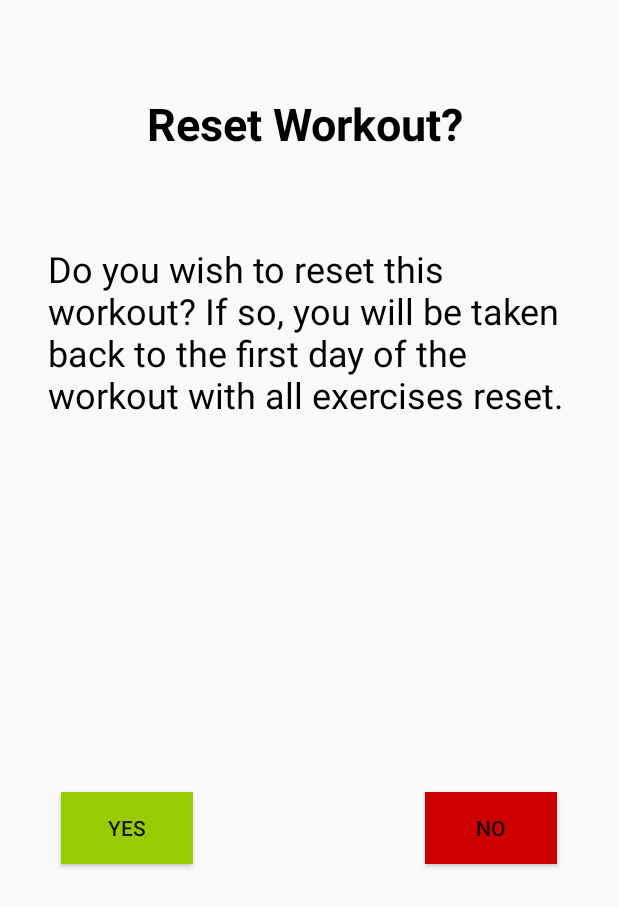
After one commit to joshrap67/LiteWeight, an Android app: the layout reset_popup.xml on its own in the app's theme, with its tools: preview values and no code run, on a phone screen of 412 x 824 dp. The commit adds this screen. Shown: the top 907 px of the screen. Run offline under Robolectric (Android 15) with nearby library versions, the phone set to English and light mode, and no system bars.

Commit message:
Reset prompts a popup now, and can reset at anytime by holding next button down

```diff
--- a/app/src/main/java/com/example/workoutmadness/CurrentWorkoutFragment.java
+++ b/app/src/main/java/com/example/workoutmadness/CurrentWorkoutFragment.java
@@ -1,5 +1,6 @@
 package com.example.workoutmadness;
 
+import android.app.AlertDialog;
 import android.content.ActivityNotFoundException;
 import android.content.Intent;
 import android.net.Uri;
@@ -50,7 +51,13 @@ public class CurrentWorkoutFragment extends Fragment {
         getCurrentWorkout();
         getCurrentDayNumber();
         if(currentDayNum!=-1){
+            String[] workoutFile = WORKOUT_FILE.split(".txt");
+            String workoutName = workoutFile[0];
+            ((MainActivity)getActivity()).updateToolbarTitle(workoutName);
             populateWorkouts();
+        }
+        else{
+            //TODO add error screen
         }
         return view;
     }
@@ -59,13 +66,11 @@ public class CurrentWorkoutFragment extends Fragment {
         /*
         Populates exercises based on the currently selected workout.
          */
-        // get the workout name and update the toolbar with the name
         exerciseModified=false;
         exercises.clear();
         arrayListIndex=0;
-        String[] workoutFile = WORKOUT_FILE.split(".txt");
-        String workoutName = workoutFile[0];
-        ((MainActivity)getActivity()).updateToolbarTitle(workoutName); // TODO move this
+        // get the workout name and update the toolbar with the name
+         // TODO move this
         BufferedReader reader = null;
         try{
             // progress through the file until the correct spot is found
@@ -149,6 +154,7 @@ public class CurrentWorkoutFragment extends Fragment {
     }
 
     public void setupButtons(){
+        // setup back button
         if(firstDay){
             backButton.setVisibility(View.INVISIBLE);
         }
@@ -169,19 +175,16 @@ public class CurrentWorkoutFragment extends Fragment {
                 }
             });
         }
-        // set up the forward button
+        // set up the forward button, make it so user can always reset if holding down button
         if(lastDay){
-            // TODO register on hold listener to this button to reset at any time
             forwardButton.setText("RESET");
             forwardButton.setOnClickListener(new View.OnClickListener() {
                 @Override
                 public void onClick(View v) {
-                    // TODO add popup before resetting
-                    table.removeAllViews();
-                    resetWorkout();
-                    populateWorkouts();
+                    resetPopup();
                 }
             });
+
         }
         else{
             forwardButton.setText("Next");
@@ -197,6 +200,13 @@ public class CurrentWorkoutFragment extends Fragment {
                     table.removeAllViews();
                     firstDay=false;
                     populateWorkouts();
+                }
+            });
+            forwardButton.setOnLongClickListener(new View.OnLongClickListener() {
+                @Override
+                public boolean onLongClick(View v) {
+                    resetPopup();
+                    return true;
                 }
             });
         }
@@ -406,7 +416,30 @@ public class CurrentWorkoutFragment extends Fragment {
         }
     }
 
-    public void setModified(boolean status){
-        modified=status;
+    public void resetPopup(){
+        AlertDialog.Builder alertDialogBuilder = new AlertDialog.Builder(getContext());
+        final AlertDialog alertDialog = alertDialogBuilder.create();
+        final View popupView = getLayoutInflater().inflate(R.layout.reset_popup, null);
+        Button confirmButton = popupView.findViewById(R.id.popupYes);
+        confirmButton.setOnClickListener(new View.OnClickListener() {
+            @Override
+            public void onClick(View v) {
+                table.removeAllViews();
+                resetWorkout();
+                populateWorkouts();
+                alertDialog.dismiss();
+            }
+        });
+        Button quitButton = popupView.findViewById(R.id.popupNo);
+
+        quitButton.setOnClickListener(new View.OnClickListener() {
+            @Override
+            public void onClick(View v) {
+                alertDialog.dismiss();
+            }
+        });
+        alertDialog.setView(popupView);
+        alertDialog.setCanceledOnTouchOutside(false);
+        alertDialog.show();
     }
 }
--- /dev/null
+++ b/app/src/main/res/layout/reset_popup.xml
@@ -0,0 +1,78 @@
+<?xml version="1.0" encoding="utf-8"?>
+<android.support.constraint.ConstraintLayout xmlns:android="http://schemas.android.com/apk/res/android"
+    xmlns:app="http://schemas.android.com/apk/res-auto"
+    xmlns:tools="http://schemas.android.com/tools"
+    android:layout_width="match_parent"
+    android:layout_height="match_parent">
+
+    <TextView
+        android:id="@+id/popupTitle"
+        android:layout_width="216dp"
+        android:layout_height="wrap_content"
+        android:layout_marginStart="32dp"
+        android:layout_marginLeft="32dp"
+        android:layout_marginEnd="32dp"
+        android:layout_marginRight="32dp"
+        android:layout_marginBottom="8dp"
+        android:text="@string/reset_workout_title"
+        android:textColor="@android:color/black"
+        android:textSize="30sp"
+        android:textStyle="bold"
+        app:layout_constraintBottom_toBottomOf="parent"
+        app:layout_constraintEnd_toEndOf="parent"
+        app:layout_constraintStart_toStartOf="parent"
+        app:layout_constraintTop_toTopOf="parent"
+        app:layout_constraintVertical_bias="0.07999998" />
+
+    <TextView
+        android:id="@+id/popupMessage"
+        android:layout_width="0dp"
+        android:layout_height="wrap_content"
+        android:layout_marginStart="32dp"
+        android:layout_marginLeft="32dp"
+        android:layout_marginEnd="32dp"
+        android:layout_marginRight="32dp"
+        android:layout_marginBottom="8dp"
+        android:text="@string/reset_msg"
+        android:textColor="@android:color/black"
+        android:textSize="24sp"
+        app:layout_constraintBottom_toBottomOf="parent"
+        app:layout_constraintEnd_toEndOf="parent"
+        app:layout_constraintStart_toStartOf="parent"
+        app:layout_constraintTop_toBottomOf="@+id/popupTitle"
+        app:layout_constraintVertical_bias="0.100000024" />
+
+    <Button
+        android:id="@+id/popupYes"
+        android:layout_width="wrap_content"
+        android:layout_height="wrap_content"
+        android:layout_marginStart="8dp"
+        android:layout_marginLeft="8dp"
+        android:layout_marginTop="8dp"
+        android:layout_marginEnd="114dp"
+        android:layout_marginRight="114dp"
+        android:layout_marginBottom="8dp"
+        android:background="@android:color/holo_green_light"
+        android:text="@string/confirm"
+        app:layout_constraintBottom_toBottomOf="parent"
+        app:layout_constraintEnd_toStartOf="@+id/popupNo"
+        app:layout_constraintStart_toStartOf="parent"
+        app:layout_constraintTop_toBottomOf="@+id/popupMessage" />
+
+    <Button
+        android:id="@+id/popupNo"
+        android:layout_width="wrap_content"
+        android:layout_height="wrap_content"
+        android:layout_marginStart="8dp"
+        android:layout_marginLeft="8dp"
+        android:layout_marginTop="8dp"
+        android:layout_marginEnd="8dp"
+        android:layout_marginRight="8dp"
+        android:layout_marginBottom="8dp"
+        android:background="@android:color/holo_red_dark"
+        android:text="@string/denial"
+        app:layout_constraintBottom_toBottomOf="parent"
+        app:layout_constraintEnd_toEndOf="parent"
+        app:layout_constraintStart_toEndOf="@+id/popupYes"
+        app:layout_constraintTop_toBottomOf="@+id/popupMessage" />
+</android.support.constraint.ConstraintLayout>
--- a/app/src/main/res/values/strings.xml
+++ b/app/src/main/res/values/strings.xml
@@ -21,4 +21,7 @@
     <string name="nav_create_icon_title">Create Workout</string>
     <string name="nav_list_icon_title">My Workouts</string>
     <string name="forward_button">Next</string>
+    <string name="reset_workout_title">Reset Workout?</string>
+    <string name="reset_msg">Do you wish to reset this workout? If so, you will be taken back
+    to the first day of the workout with all exercises reset.</string>
 </resources>
```
